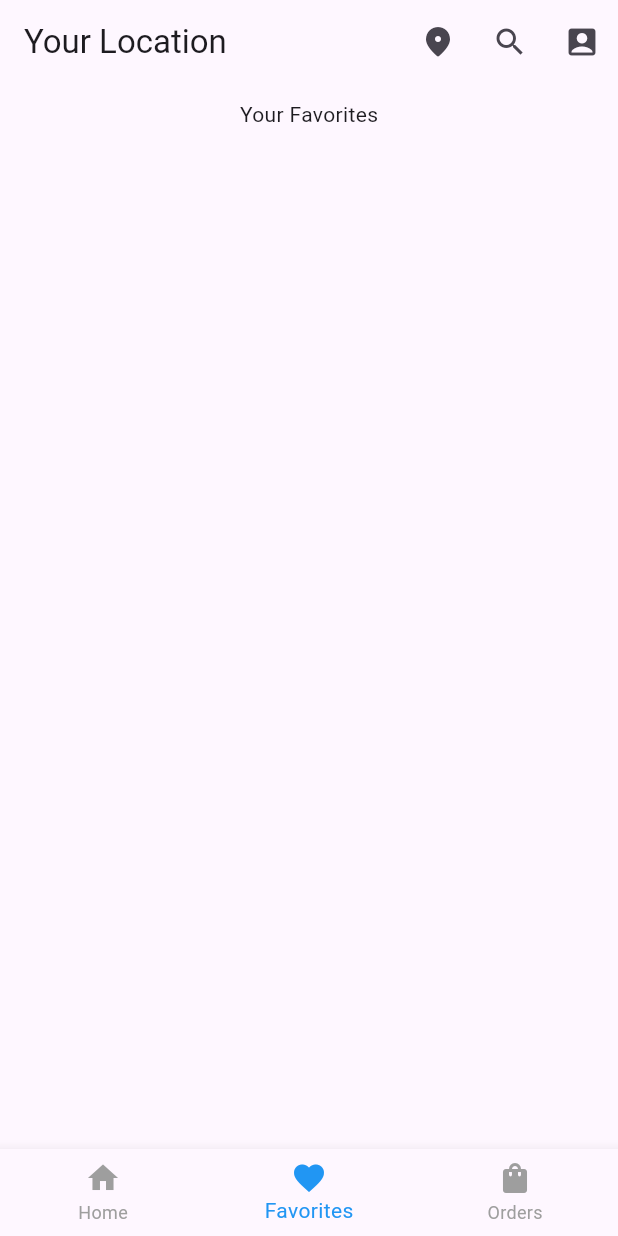
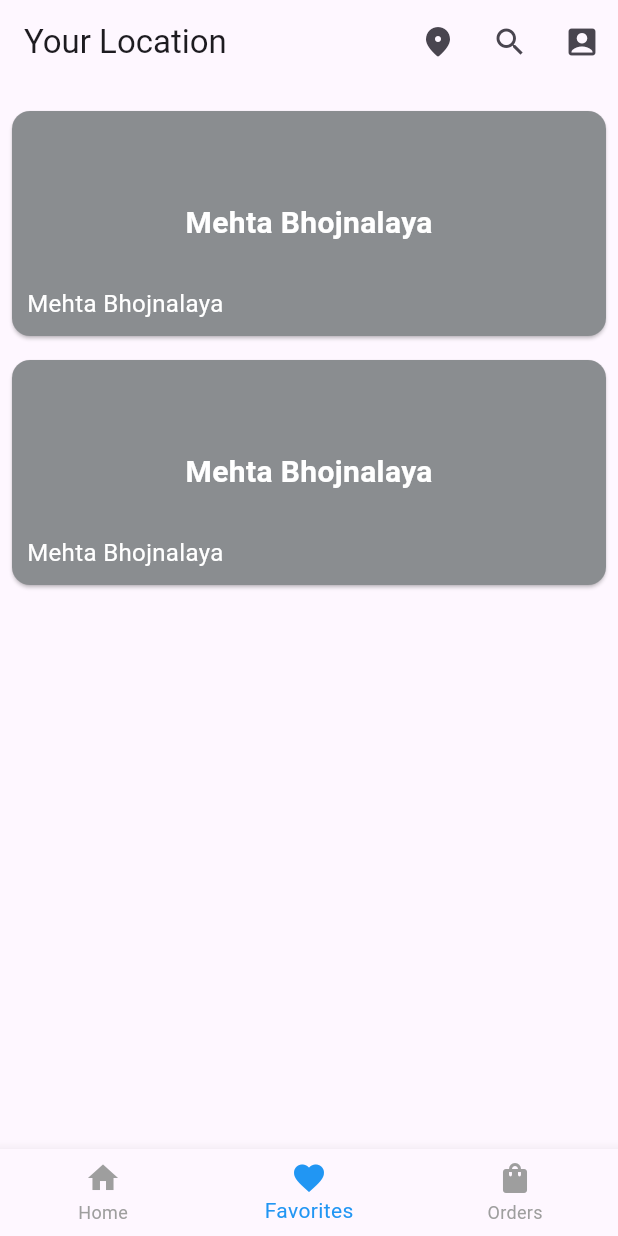
Before and after one commit to BitsJayMehta173/Bhog, a Flutter app: the screen it shows after launch, item 2 of the bottom bar chosen, on a phone screen of 412 x 824 dp. Run offline on Flutter 3.47's test engine with Material 3 defaults, Android fonts, the phone set to English and light mode, and no system bars; our stand-ins replace carousel_slider.

Commit message:
favorites page made

```diff
--- a/lib/components/full_width_card.dart
+++ b/lib/components/full_width_card.dart
@@ -2,7 +2,7 @@ import 'package:flutter/material.dart';
 
 class FullWidthCard extends StatelessWidget {
   final double height;
-  final String title; // New parameter for the title text
+  final String title; // Add title parameter
 
   const FullWidthCard({Key? key, required this.height, required this.title}) : super(key: key);
 
@@ -17,7 +17,7 @@ class FullWidthCard extends StatelessWidget {
           children: [
             Center(
               child: Text(
-                title, // Display the title text
+                title,
                 style: const TextStyle(
                   color: Colors.white,
                   fontSize: 20,
@@ -26,8 +26,8 @@ class FullWidthCard extends StatelessWidget {
               ),
             ),
             Positioned(
-              left: 16, // Adjust the left position as needed
-              bottom: 16, // Adjust the bottom position as needed
+              bottom: 10,
+              left: 10,
               child: const Text(
                 'Mehta Bhojnalaya',
                 style: TextStyle(
--- a/lib/main.dart
+++ b/lib/main.dart
@@ -2,7 +2,8 @@ import 'package:flutter/material.dart';
 import 'package:khau/components/circle_images.dart';
 import 'package:khau/components/carousel_slider_widget.dart';
 import 'package:khau/components/special_card.dart';
-import 'package:khau/components/full_width_card.dart'; // Import the FullWidthCard component
+import 'package:khau/components/full_width_card.dart';
+import 'package:khau/pages/fav.dart'; // Import the FullWidthCard component
 
 void main() {
   runApp(const MainApp());
@@ -114,8 +115,10 @@ class _MainScreenState extends State<MainScreen> {
                 ),
                 const SizedBox(height: 60), // Space for future content
               ] else if (_selectedIndex == 1) ...[
-                const Center(child: Text('Your Favorites')),
-                const SizedBox(height: 20),
+                FavoritesScreen(),
+                FavoritesScreen(),
+
+                // const SizedBox(height: 20),
               ] else if (_selectedIndex == 2) ...[
                 const Center(child: Text('Orders')),
                 const SizedBox(height: 20),
--- /dev/null
+++ b/lib/pages/fav.dart
@@ -0,0 +1,16 @@
+import 'package:flutter/material.dart';
+import 'package:khau/components/full_width_card.dart';
+
+class FavoritesScreen extends StatefulWidget {
+  const FavoritesScreen({super.key});
+
+  @override
+  State<FavoritesScreen> createState() => _FavoritesScreenState();
+}
+
+class _FavoritesScreenState extends State<FavoritesScreen> {
+  @override
+  Widget build(BuildContext context) {
+    return FullWidthCard(height: 150, title: "Mehta Bhojnalaya");
+  }
+}
```
